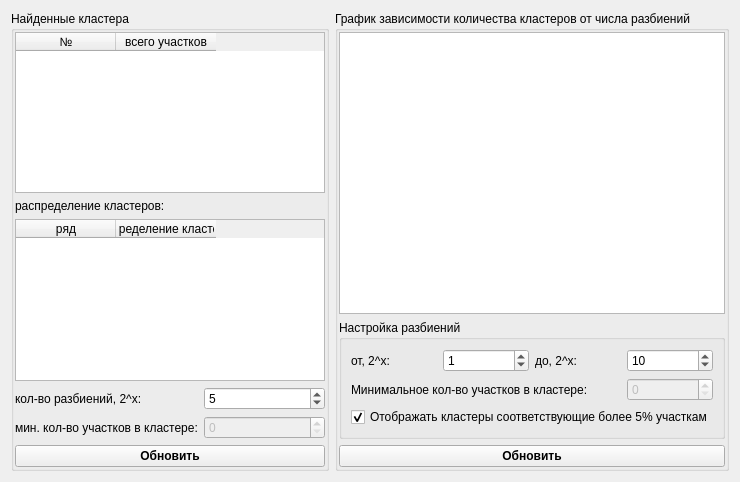
Qt form src/splitsclusterisationtune.ui (zOrg1331/qznonstat) before a commit.
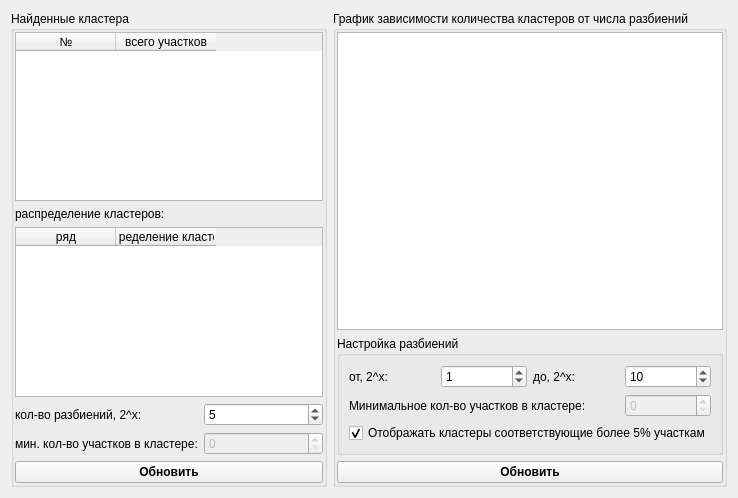
The same form after that commit.

```diff
--- a/src/splitsclusterisationtune.ui
+++ b/src/splitsclusterisationtune.ui
@@ -6,8 +6,8 @@
    <rect>
     <x>0</x>
     <y>0</y>
-    <width>740</width>
-    <height>482</height>
+    <width>738</width>
+    <height>498</height>
    </rect>
   </property>
   <property name="windowTitle">
```
Left out of the diff: 14 changed lines with no effect on the pictures.
